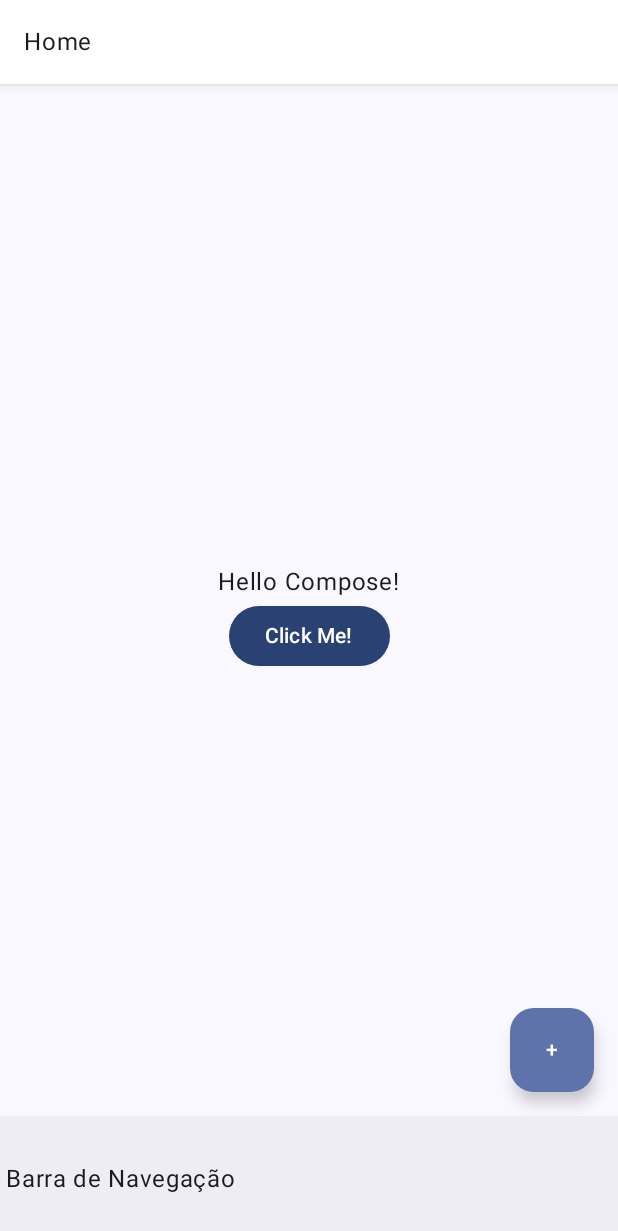
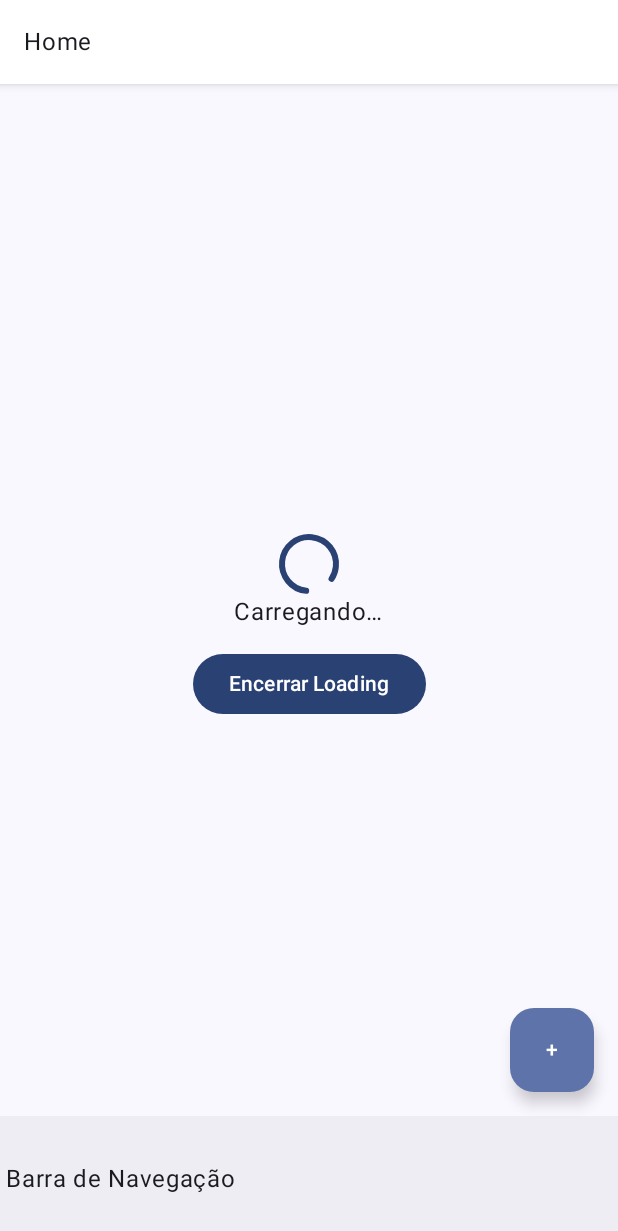
Before and after one commit to treslines/android_compose_arsenal, an Android app built with Jetpack Compose: the screen it shows after launch (MainActivity), on a phone screen of 412 x 824 dp. Shown: the top 1231 px of the screen. Run offline under Robolectric (Android 15) with nearby library versions, the phone set to English and light mode, and no system bars; our stand-ins replace accompanist.

Commit message:
como criar e observar estados em jetpack compose

```diff
--- a/app/build.gradle
+++ b/app/build.gradle
@@ -9,7 +9,7 @@
  var androidx_core = '1.9.0-alpha04'
  var androidx_junit = '4.13.2'
  var androidx_espresso = '3.4.0'
- var androidx_compose = '1.2.0-beta02'
+ var androidx_compose = '1.2.0-beta03'
  var compose_theme_adapter = '1.1.10'
  var androidx_compose_activity = '1.4.0'
  var androidx_junit_ext = '1.1.3'
@@ -77,8 +77,8 @@ dependencies {
     implementation "androidx.activity:activity-compose:$androidx_compose_activity"
     implementation "com.google.android.material:compose-theme-adapter:$compose_theme_adapter"
     // MATERIAL 3 - MATERIAL YOU
-    implementation 'com.google.android.material:material:1.6.0'
-    implementation 'androidx.compose.material3:material3:1.0.0-alpha12'
+    implementation 'com.google.android.material:material:1.6.1'
+    implementation 'androidx.compose.material3:material3:1.0.0-alpha13'
     // MATERIAL 3 - MATERIAL YOU STATUS BAR
     implementation 'com.google.accompanist:accompanist-systemuicontroller:0.24.9-beta'
 
--- a/app/src/main/java/br/com/progdeelite/compose/MainActivity.kt
+++ b/app/src/main/java/br/com/progdeelite/compose/MainActivity.kt
@@ -16,6 +16,9 @@ import androidx.compose.ui.Alignment
 import androidx.compose.ui.Modifier
 import androidx.compose.ui.tooling.preview.Preview
 import br.com.progdeelite.compose.ui.theme.ArsenalTheme
+import br.com.progdeelite.compose.ui.view.LoadingView
+import br.com.progdeelite.compose.ui.view.WelcomeView
+import br.com.progdeelite.compose.viewmodel.ObserveStateViewModel
 
 @OptIn(ExperimentalMaterial3Api::class)
 class MainActivity : ComponentActivity() {
@@ -25,7 +28,17 @@ class MainActivity : ComponentActivity() {
     )
     override fun onCreate(savedInstanceState: Bundle?) {
         super.onCreate(savedInstanceState)
+
+        val viewModel = ObserveStateViewModel()
+        viewModel.setLoadingState(true)
+
         setContent {
+
+//            Video: XXXXXX
+//            ArsenalTheme{
+//                WelcomeView(this) }
+//            }
+
             ArsenalTheme {
                 Scaffold(
                     topBar = {
@@ -40,7 +53,8 @@ class MainActivity : ComponentActivity() {
                             Text("+")
                         }
                     },
-                    content = { HomeScreen(this) },
+//                    content = { HomeScreen(this) }, // Video: https://youtu.be/5031eqGD4xU
+                    content = { LoadingView(viewModel) }, // Video: XXXXXX
                     bottomBar = { BottomAppBar { Text("Barra de Navegação") } }
                 )
             }
@@ -49,7 +63,7 @@ class MainActivity : ComponentActivity() {
 }
 
 @Composable
-fun HomeScreen(context: Context) {
+fun HomeView(context: Context) {
     Column(
         modifier = Modifier.fillMaxSize(),
         horizontalAlignment = Alignment.CenterHorizontally,
--- /dev/null
+++ b/app/src/main/java/br/com/progdeelite/compose/ui/components/Progress.kt
@@ -0,0 +1,58 @@
+package br.com.progdeelite.compose.ui.components
+
+import androidx.annotation.StringRes
+import androidx.compose.foundation.background
+import androidx.compose.foundation.layout.*
+import androidx.compose.material3.CircularProgressIndicator
+import androidx.compose.material3.LocalTextStyle
+import androidx.compose.material3.MaterialTheme
+import androidx.compose.material3.Text
+import androidx.compose.runtime.Composable
+import androidx.compose.ui.Alignment
+import androidx.compose.ui.Modifier
+import androidx.compose.ui.res.stringResource
+import androidx.compose.ui.text.TextStyle
+import androidx.compose.ui.tooling.preview.Preview
+import androidx.compose.ui.unit.dp
+import br.com.progdeelite.compose.R
+import br.com.progdeelite.compose.ui.theme.ArsenalTheme
+
+@Composable
+fun ArsenalCircularProgressIndicator(
+    modifier: Modifier,
+    @StringRes progressTextId: Int = R.string.loading,
+    progressTextStyle:TextStyle = LocalTextStyle.current,
+){
+    Column(
+        modifier = Modifier
+            .fillMaxWidth()
+            .background(MaterialTheme.colorScheme.background),
+        verticalArrangement = Arrangement.Center,
+        horizontalAlignment = Alignment.CenterHorizontally,
+    ) {
+        Spacer(modifier = Modifier.padding(top = 12.dp))
+        CircularProgressIndicator()
+        Text(
+            modifier = modifier,
+            text = stringResource(id = progressTextId),
+            style = progressTextStyle,
+        )
+        Spacer(modifier = Modifier.padding(bottom = 12.dp))
+    }
+}
+
+@Preview
+@Composable
+fun CircularProgressIndicatorLightPreview() {
+    ArsenalTheme(useDarkTheme = false) {
+        ArsenalCircularProgressIndicator(Modifier)
+    }
+}
+
+@Preview
+@Composable
+fun CircularProgressIndicatorDarkPreview() {
+    ArsenalTheme(useDarkTheme = true) {
+        ArsenalCircularProgressIndicator(Modifier)
+    }
+}
--- /dev/null
+++ b/app/src/main/java/br/com/progdeelite/compose/ui/view/LoadingScreen.kt
@@ -0,0 +1,91 @@
+package br.com.progdeelite.compose.ui.view
+
+import androidx.compose.foundation.background
+import androidx.compose.foundation.layout.Arrangement
+import androidx.compose.foundation.layout.Column
+import androidx.compose.foundation.layout.fillMaxSize
+import androidx.compose.material3.MaterialTheme
+import androidx.compose.material3.Text
+import androidx.compose.runtime.Composable
+import androidx.compose.runtime.collectAsState
+import androidx.compose.runtime.getValue
+import androidx.compose.ui.Alignment
+import androidx.compose.ui.Modifier
+import androidx.compose.ui.tooling.preview.Preview
+import br.com.progdeelite.compose.R
+import br.com.progdeelite.compose.ui.components.ArsenalButton
+import br.com.progdeelite.compose.ui.components.ArsenalCircularProgressIndicator
+import br.com.progdeelite.compose.ui.theme.ArsenalTheme
+import br.com.progdeelite.compose.ui.theme.ArsenalThemeExtended
+import br.com.progdeelite.compose.viewmodel.ObserveStateViewModel
+
+// 1) COMO OBSERVAR ESTADOS EM COMPOSE COM VIEWMODEL
+// 2) COMO CRIAR UM COMPONENTE REUTILIZÁVEL PARA LOADING SCREENS
+// 3) COMO PASSAR ESTADO PARA COMPOSABLE E COMO ALTERA-LO (LOADING VIEW)
+// 4) COMO INSTANCIAR O FLOW NO PREVIEW USANDO VIEW MODEL
+
+@Composable
+fun LoadingView(viewModel: ObserveStateViewModel) {
+
+    val loading by viewModel.loadingStateFlow.collectAsState()
+
+    when {
+        loading -> {
+            // ENQUANTO ESTIVER CARREGANDO, EXIBA LOADING COM TEXTO "AGUARDE!"
+            Column(
+                modifier = Modifier
+                    .fillMaxSize()
+                    .background(MaterialTheme.colorScheme.background),
+                verticalArrangement = Arrangement.Center,
+                horizontalAlignment = Alignment.CenterHorizontally,
+            ) {
+                ArsenalCircularProgressIndicator(Modifier, R.string.loading)
+                ArsenalButton(
+                    modifier = Modifier,
+                    clickAction = { viewModel.setLoadingState(false) },
+                    textId = R.string.exit_loading
+                )
+            }
+        }
+        else -> {
+            // DO CONTRÁRIO EXITA O CONTEUDO DESEJADO...
+            Column(
+                modifier = Modifier
+                    .fillMaxSize()
+                    .background(MaterialTheme.colorScheme.background),
+                verticalArrangement = Arrangement.Center,
+                horizontalAlignment = Alignment.CenterHorizontally,
+            ) {
+                Text(
+                    text = "Aeeeeee! Consegui!!!",
+                    style = ArsenalThemeExtended.typography.h1,
+                )
+                ArsenalButton(
+                    modifier = Modifier,
+                    clickAction = { viewModel.setLoadingState(true) },
+                    textId = R.string.enter_loading
+                )
+            }
+        }
+    }
+}
+
+@Preview
+@Composable
+fun LoadingViewLightPreview() {
+    ArsenalTheme(useDarkTheme = false) {
+        LoadingView(ObserveStateViewModel().apply {
+            loadingStateFlow.value = true
+        })
+    }
+}
+
+@Preview
+@Composable
+fun LoadingViewDarkPreview() {
+    ArsenalTheme(useDarkTheme = true) {
+        LoadingView(ObserveStateViewModel().apply {
+            loadingStateFlow.value = false
+        })
+    }
+}
--- a/app/src/main/java/br/com/progdeelite/compose/ui/view/WelcomeView.kt
+++ b/app/src/main/java/br/com/progdeelite/compose/ui/view/WelcomeView.kt
@@ -15,7 +15,7 @@ import br.com.progdeelite.compose.R
 import br.com.progdeelite.compose.ui.components.ArsenalButtonRow
 import br.com.progdeelite.compose.ui.components.ArsenalIconImage
 import br.com.progdeelite.compose.ui.theme.ArsenalTheme
-import br.com.progdeelite.compose.ui.theme.ComposeArsenalThemeExtended
+import br.com.progdeelite.compose.ui.theme.ArsenalThemeExtended
 
 // 1) Como estruturar componente (antes de começar) Criar view
 // 2) Como usar Column, Rows, Boxes - Criar componentes
@@ -37,12 +37,12 @@ fun WelcomeView(context: Context) {
             // Column
             Text(
                 text = "Compose Arsenal",
-                style = ComposeArsenalThemeExtended.typography.h1
+                style = ArsenalThemeExtended.typography.h1
             )
 
             Text(
                 text = "Seja bem Vindo a tropa!",
-                style = ComposeArsenalThemeExtended.typography.body1,
+                style = ArsenalThemeExtended.typography.body1,
                 modifier = Modifier.padding(vertical = 16.dp)
             )
 
--- /dev/null
+++ b/app/src/main/java/br/com/progdeelite/compose/viewmodel/ObserveStateViewModel.kt
@@ -0,0 +1,18 @@
+package br.com.progdeelite.compose.viewmodel
+
+import androidx.lifecycle.ViewModel
+import androidx.lifecycle.viewModelScope
+import kotlinx.coroutines.flow.MutableStateFlow
+import kotlinx.coroutines.launch
+
+// VIDEO COMO CRIAR E OBSERVAR ESTADOS EM JETPACK COMPOSE:  XXXXXXXX
+class ObserveStateViewModel : ViewModel() {
+
+    val loadingStateFlow = MutableStateFlow(false) // IMPORTANT QUE SEJA "FLOW"
+
+    fun setLoadingState(loading: Boolean) {
+        viewModelScope.launch {
+            loadingStateFlow.emit(loading)
+        }
+    }
+}
--- a/app/src/main/res/values/strings.xml
+++ b/app/src/main/res/values/strings.xml
@@ -6,4 +6,7 @@
     <string translatable="false" name="btn_row_confirm">OK</string>
 
     <string translatable="false" name="btn_template_name">Template</string>
+    <string name="exit_loading">Encerrar Loading</string>
+    <string name="enter_loading">Reiniciar Loading</string>
+    <string name="loading">Carregando…</string>
 </resources>
--- a/buildSrc/build.gradle.kts
+++ b/buildSrc/build.gradle.kts
@@ -2,5 +2,5 @@ plugins {
     `kotlin-dsl`
 }
 repositories {
-    mavenCentral() // NÃO USE MAIS jcenter(), ESTA DEPRECADO!!!
+    mavenCentral() // NÃO USE MAIS jcenter(), ESTA DEPRECADO!!! VIDEO: https://youtu.be/2QCfcKHd9M8
 }
```
Also changed, not shown: app/src/main/java/br/com/progdeelite/compose/ui/theme/M3Theme.kt (+8 -7 lines).
